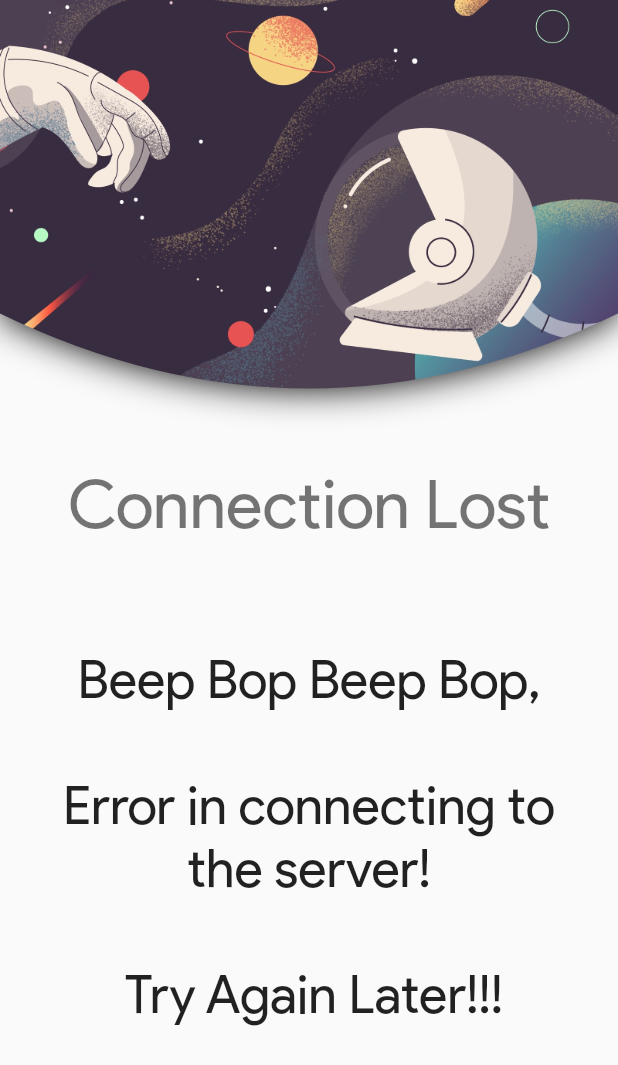
After one commit to dramikei/happy_us-frontend, a Flutter app: the ConnectionLostScreen screen opened by its route, on a phone screen of 412 x 824 dp. The commit adds this screen. Shown: the top 1065 px of the screen. Run offline on Flutter 3.47's test engine with Material 2 defaults, Android fonts, the phone set to English and light mode, and no system bars; drawn by our look-alikes of overlay_support; our stand-ins replace argon_buttons_flutter, carousel_slider, connectivity_plus, dio, fluro, get and 8 more; missing offline and left inert: dough, easy_container; accounts and stored records are empty; statements that could not run were skipped.

Commit message:
- added connectivity check (internet/ server down)

```diff
--- a/lib/main.dart
+++ b/lib/main.dart
@@ -1,3 +1,6 @@
+import 'dart:async';
+
+import 'package:connectivity_plus/connectivity_plus.dart';
 import 'package:flutter/material.dart';
 import 'package:get/get.dart';
 import 'package:get_storage/get_storage.dart';
@@ -17,7 +20,35 @@ void main() async {
   runApp(_MainApp());
 }
 
-class _MainApp extends StatelessWidget {
+class _MainApp extends StatefulWidget {
+  @override
+  __MainAppState createState() => __MainAppState();
+}
+
+class __MainAppState extends State<_MainApp> {
+  late final StreamSubscription _connectivitySubscription;
+
+  @override
+  void initState() {
+    _connectivitySubscription = Connectivity()
+        .onConnectivityChanged
+        .listen((ConnectivityResult connectivityResult) {
+      if (connectivityResult == ConnectivityResult.none) {
+        NavigationService.push(
+          context,
+          path: NavigationService.connectionLostPath,
+        );
+      }
+    });
+    super.initState();
+  }
+
+  @override
+  void dispose() {
+    super.dispose();
+    _connectivitySubscription.cancel();
+  }
+
   @override
   Widget build(BuildContext context) {
     return OverlaySupport.global(
--- a/lib/repository/auth_repo.dart
+++ b/lib/repository/auth_repo.dart
@@ -7,6 +7,9 @@ import 'package:happy_us/utils/globals.dart';
 class AuthRepo {
   static final _dio = Globals.dio;
   static final _requestHandler = Globals.requestHandler;
+
+  static Future<bool?> pingServer() =>
+      _requestHandler<bool, bool>(_dio.get('/ping'));
 
   static Future<User?> loginUser({
     required String username,
--- /dev/null
+++ b/lib/screens/connection_lost_screen.dart
@@ -0,0 +1,113 @@
+import 'package:flutter/material.dart';
+
+class ConnectionLostScreen extends StatelessWidget {
+  static const String id = 'ConnectionLost';
+
+  @override
+  Widget build(BuildContext context) {
+    return Scaffold(
+      body: Column(
+        children: [
+          Container(
+            transform: Matrix4.translationValues(0.0, -50.0, 0.0),
+            child: ClipShadowPath(
+              clipper: _CircularClipper(),
+              shadow: Shadow(blurRadius: 20.0),
+              child: Image(
+                width: double.infinity,
+                image: AssetImage('assets/images/connection_lost.png'),
+              ),
+            ),
+          ),
+          Text(
+            "Connection Lost",
+            style: Theme.of(context).textTheme.headline3!,
+            textAlign: TextAlign.center,
+          ),
+          Expanded(
+            child: Padding(
+              padding: const EdgeInsets.all(25),
+              child: Text(
+                "\nBeep Bop Beep Bop,\n\nError in connecting to the server!\n\n Try Again Later!!!",
+                style: TextStyle(fontSize: 35),
+                textAlign: TextAlign.center,
+              ),
+            ),
+          )
+        ],
+      ),
+    );
+  }
+}
+
+class _CircularClipper extends CustomClipper<Path> {
+  @override
+  Path getClip(Size size) {
+    var path = Path();
+    path.lineTo(0.0, size.height - 50);
+    path.quadraticBezierTo(
+      size.width / 4,
+      size.height,
+      size.width / 2,
+      size.height,
+    );
+    path.quadraticBezierTo(
+      size.width - size.width / 4,
+      size.height,
+      size.width,
+      size.height - 50,
+    );
+    path.lineTo(size.width, 0.0);
+    path.close();
+    return path;
+  }
+
+  @override
+  bool shouldReclip(CustomClipper<Path> oldClipper) => false;
+}
+
+@immutable
+class ClipShadowPath extends StatelessWidget {
+  final Shadow shadow;
+  final CustomClipper<Path> clipper;
+  final Widget child;
+
+  ClipShadowPath({
+    required this.shadow,
+    required this.clipper,
+    required this.child,
+  });
+
+  @override
+  Widget build(BuildContext context) {
+    return CustomPaint(
+      painter: _ClipShadowShadowPainter(
+        clipper: this.clipper,
+        shadow: this.shadow,
+      ),
+      child: ClipPath(child: child, clipper: this.clipper),
+    );
+  }
+}
+
+class _ClipShadowShadowPainter extends CustomPainter {
+  final Shadow shadow;
+  final CustomClipper<Path> clipper;
+
+  _ClipShadowShadowPainter({
+    required this.shadow,
+    required this.clipper,
+  });
+
+  @override
+  void paint(Canvas canvas, Size size) {
+    var paint = shadow.toPaint();
+    var clipPath = clipper.getClip(size).shift(shadow.offset);
+    canvas.drawPath(clipPath, paint);
+  }
+
+  @override
+  bool shouldRepaint(CustomPainter oldDelegate) {
+    return true;
+  }
+}
--- a/lib/screens/splash_screen.dart
+++ b/lib/screens/splash_screen.dart
@@ -5,6 +5,7 @@ import 'package:happy_us/controllers/user.getx.dart';
 import 'package:happy_us/controllers/volunteer.getx.dart';
 import 'package:happy_us/models/user.dart';
 import 'package:happy_us/models/volunteer.dart';
+import 'package:happy_us/repository/auth_repo.dart';
 import 'package:happy_us/repository/user_repo.dart';
 import 'package:happy_us/repository/volunteer_repo.dart';
 import 'package:happy_us/services/navigation_service.dart';
@@ -55,7 +56,17 @@ class _SplashScreenState extends State<SplashScreen> {
   @override
   void initState() {
     super.initState();
-    isLoggedIn();
+    () async {
+      final success = await AuthRepo.pingServer();
+      if (success == null || !success) {
+        NavigationService.pop(context);
+        NavigationService.push(
+          context,
+          path: NavigationService.connectionLostPath,
+        );
+      } else
+        isLoggedIn();
+    }();
   }
 
   @override
--- a/lib/services/navigation_service.dart
+++ b/lib/services/navigation_service.dart
@@ -1,6 +1,7 @@
 import 'package:fluro/fluro.dart';
 import 'package:flutter/cupertino.dart';
 import 'package:happy_us/screens/about_screen.dart';
+import 'package:happy_us/screens/connection_lost_screen.dart';
 import 'package:happy_us/screens/home_navigation_screen.dart';
 import 'package:happy_us/screens/login_screen.dart';
 import 'package:happy_us/screens/my_appointments_screen.dart';
@@ -25,6 +26,7 @@ class NavigationService {
   static String appointmentPath = '/appointments';
   static String postsPath = '/posts';
   static String aboutPath = '/about';
+  static String connectionLostPath = '/connection-lost';
 
   static void _defineRoutes(FluroRouter router) {
     router.define(
@@ -54,6 +56,10 @@ class NavigationService {
     router.define(
       homePath,
       handler: _defaultHandler(HomeNavigationScreen()),
+    );
+    router.define(
+      connectionLostPath,
+      handler: _defaultHandler(ConnectionLostScreen()),
     );
     router.define(
       loginPath,
--- a/lib/utils/globals.dart
+++ b/lib/utils/globals.dart
@@ -15,7 +15,10 @@ class Globals {
   static final box = GetStorage();
 
   static final dio = Dio(
-    BaseOptions(baseUrl: 'http://10.0.2.2:3000/api'),
+    BaseOptions(
+      baseUrl: 'http://10.0.2.2:3000/api',
+      connectTimeout: 11000,
+    ),
   )..interceptors.addAll([
       InterceptorsWrapper(
         onRequest: (request, handler) {
--- a/pubspec.yaml
+++ b/pubspec.yaml
@@ -23,11 +23,12 @@ dependencies:
   overlay_support: ^1.2.1
   native_pdf_view: ^4.0.1
   timeago: ^3.1.0
-  carousel_slider: ^4.0.0-nullsafety.0
+  carousel_slider: ^4.0.0
   get_storage: ^2.0.2
   get: ^4.1.4
   dio: ^4.0.0
-  pretty_dio_logger:
+  pretty_dio_logger: ^1.1.1
+  connectivity_plus: ^1.0.3
 
 dev_dependencies:
   flutter_test:
```
Also changed, not shown: assets/images/connection_lost.png (added), pubspec.lock.
